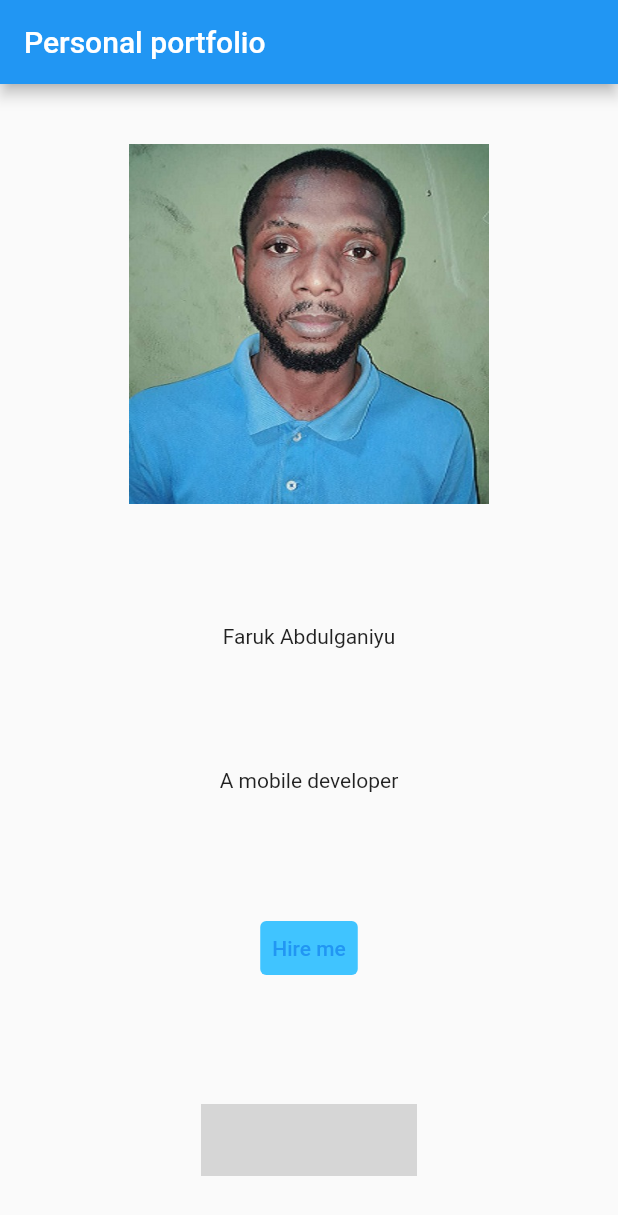
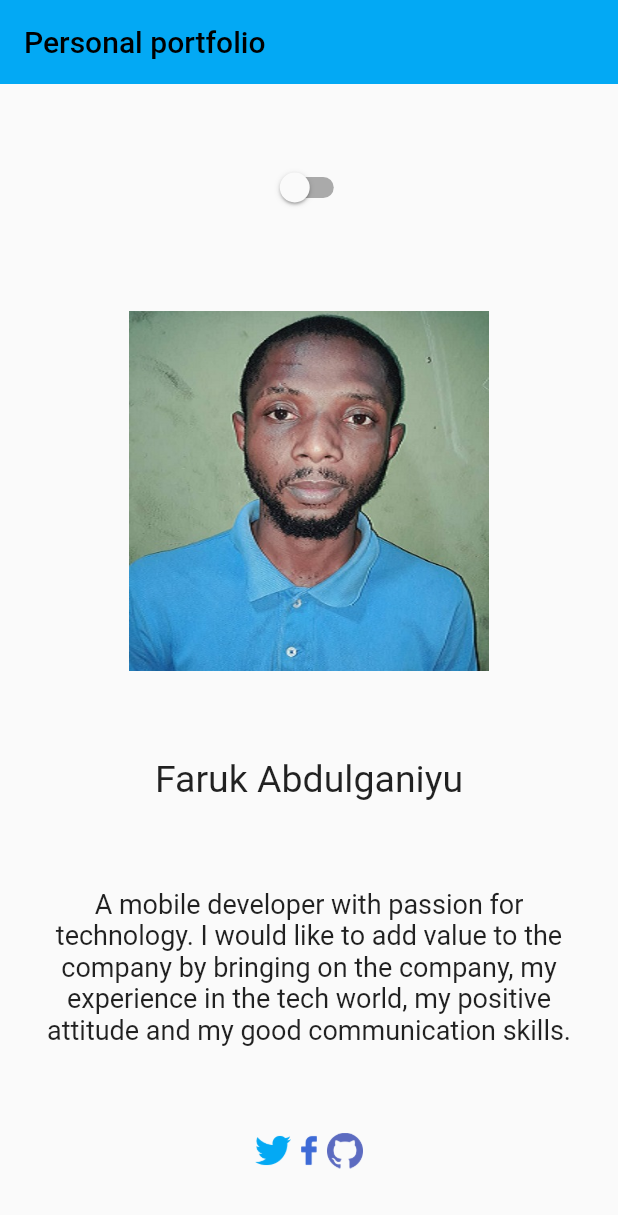
Before and after one commit to faruking/personal_portfolio-faruk, a Flutter app: the screen it shows after launch, on a phone screen of 412 x 824 dp. Shown: the top 1215 px of the screen. Run offline on Flutter 3.47's test engine with Material 2 defaults, Android fonts, the phone set to English and light mode, and no system bars; our stand-ins replace shared_preferences; grey boxes are pictures that could not be loaded.

Commit message:
second commit

```diff
--- a/lib/main.dart
+++ b/lib/main.dart
@@ -1,40 +1,56 @@
+// @dart=2.9
 import 'package:flutter/foundation.dart';
 import 'package:flutter/material.dart';
+import 'package:provider/provider.dart';
 import 'package:url_launcher/url_launcher.dart';
+import 'package:shared_preferences/shared_preferences.dart';
+import 'dart:ui';
 
 void main() {
   runApp(const MyApp());
 }
 
-final Uri _url = Uri.parse('https://flutter.dev');
+class MyApp extends StatefulWidget {
+  const MyApp({Key key}) : super(key: key);
 
-class MyApp extends StatelessWidget {
-  const MyApp({Key? key}) : super(key: key);
+  @override
+  State<MyApp> createState() => _MyAppState();
+}
 
-  // This widget is the root of your application.
+class _MyAppState extends State<MyApp> {
+  DarkThemeProvider themeChangeProvider = DarkThemeProvider();
+
+  @override
+  void initState() {
+    getCurrentAppTheme();
+    super.initState();
+  }
+
+  void getCurrentAppTheme() async {
+    themeChangeProvider.darkTheme =
+        await themeChangeProvider.darkThemePreference.getTheme();
+  }
+
   @override
   Widget build(BuildContext context) {
-    return MaterialApp(
-      title: 'Flutter Demo',
-      theme: ThemeData(
-        // This is the theme of your application.
-        //
-        // Try running your application with "flutter run". You'll see the
-        // application has a blue toolbar. Then, without quitting the app, try
-        // changing the primarySwatch below to Colors.green and then invoke
-        // "hot reload" (press "r" in the console where you ran "flutter run",
-        // or simply save your changes to "hot reload" in a Flutter IDE).
-        // Notice that the counter didn't reset back to zero; the application
-        // is not restarted.
-        primarySwatch: Colors.blue,
+    return ChangeNotifierProvider(
+      create: (BuildContext context) {
+        return themeChangeProvider;
+      },
+      child: Consumer<DarkThemeProvider>(
+        builder: (BuildContext context, value, Widget child) {
+          return MaterialApp(
+            theme: Styles.themeData(themeChangeProvider.darkTheme, context),
+            home: const MyHomePage(title: 'Personal portfolio'),
+          );
+        },
       ),
-      home: const MyHomePage(title: 'Personal portfolio'),
     );
   }
 }
 
 class MyHomePage extends StatefulWidget {
-  const MyHomePage({Key? key, required this.title}) : super(key: key);
+  const MyHomePage({Key key, this.title}) : super(key: key);
 
   final String title;
 
@@ -49,25 +65,38 @@ class _MyHomePageState extends State<MyHomePage> {
       appBar: AppBar(
         title: Text(widget.title),
       ),
-      body: Center(
+      body: OrientationBuilder(
+        builder: (context, orientation) {
+          return orientation == Orientation.portrait
+              ? _Portrait()
+              : _landscapeLayout();
+        },
+      ),
+    );
+  }
+}
+
+class _Portrait extends StatelessWidget {
+  const _Portrait({
+    Key key,
+  }) : super(key: key);
+
+  @override
+  Widget build(BuildContext context) {
+    return Container(
+      padding: EdgeInsets.symmetric(vertical: 16.0, horizontal: 16.0),
+      child: Center(
         child: Column(
           mainAxisAlignment: MainAxisAlignment.spaceAround,
           children: <Widget>[
+            ToggleSwitch(),
             Image.asset("assets/images/faruk.jpg", width: 240, height: 240),
-            Text("Faruk Abdulganiyu"),
-            Text("A mobile developer"),
-            TextButton(
-              onPressed: () {
-                if (kDebugMode) {
-                  print("pressed");
-                }
-              },
-              child: Text("Hire me"),
-              style: ButtonStyle(
-                backgroundColor:
-                    MaterialStateProperty.all(Colors.lightBlueAccent),
-              ),
-            ),
+            Text("Faruk Abdulganiyu", style: TextStyle(fontSize: 25.0)),
+            Text(
+                "A mobile developer with passion for technology. "
+                "I would like to add value to the company by bringing on the company, my experience in the tech world, my positive attitude and my good communication skills.",
+                textAlign: TextAlign.center,
+                style: TextStyle(fontSize: 18.0)),
             Row(mainAxisAlignment: MainAxisAlignment.center, children: [
               SocialMedia("assets/images/twitter.png",
                   Uri.parse("https://www.twitter.com/faruking2")),
@@ -83,8 +112,110 @@ class _MyHomePageState extends State<MyHomePage> {
   }
 }
 
+class ToggleSwitch extends StatefulWidget {
+  const ToggleSwitch({Key key}) : super(key: key);
+
+  @override
+  State<ToggleSwitch> createState() => _ToggleSwitchState();
+}
+
+class _ToggleSwitchState extends State<ToggleSwitch> {
+  bool _value = false;
+  @override
+  Widget build(BuildContext context) {
+    final themeChange = Provider.of<DarkThemeProvider>(context);
+
+    return Switch(
+        value: _value,
+        onChanged: (_) {
+          setState(() {
+            _value = !_value;
+            themeChange.darkTheme = _value;
+          });
+        });
+  }
+}
+
+class _landscapeLayout extends StatelessWidget {
+  const _landscapeLayout({
+    Key key,
+  }) : super(key: key);
+
+  @override
+  Widget build(BuildContext context) {
+    return Container(
+      padding: EdgeInsets.symmetric(vertical: 16.0, horizontal: 16.0),
+      child: Center(
+        child: Row(
+          mainAxisAlignment: MainAxisAlignment.spaceAround,
+          children: <Widget>[
+            Column(mainAxisAlignment: MainAxisAlignment.center, children: [
+              Image.asset("assets/images/faruk.jpg", width: 240, height: 240)
+            ]),
+            Expanded(
+              child: Column(
+                mainAxisAlignment: MainAxisAlignment.center,
+                children: [
+                  ToggleSwitch(),
+                  Text(
+                    "Faruk Abdulganiyu",
+                    style: TextStyle(fontSize: 25.0),
+                  ),
+                  SizedBox(
+                    child: Text(
+                        "A mobile developer with passion for technology. \n"
+                        "I would like to add value to the company by bringing on the company, my experience in the tech world, my positive attitude and my good communication skills.",
+                        textAlign: TextAlign.center,
+                        softWrap: true,
+                        overflow: TextOverflow.visible,
+                        style: TextStyle(fontSize: 18.0)),
+                  ),
+                  Row(mainAxisAlignment: MainAxisAlignment.center, children: [
+                    SocialMedia("assets/images/twitter.png",
+                        Uri.parse("https://www.twitter.com/faruking2")),
+                    SocialMedia("assets/images/facebook.png",
+                        Uri.parse("https://www.facebook.com/faruk.abdul3")),
+                    SocialMedia("assets/images/github.png",
+                        Uri.parse("https://www.github.com/faruking")),
+                  ]),
+                ],
+              ),
+            ),
+          ],
+        ),
+      ),
+    );
+  }
+}
+
+class Styles {
+  static ThemeData themeData(bool isDarkTheme, BuildContext context) {
+    return ThemeData(
+      primarySwatch: Colors.lightBlue,
+      primaryColor: isDarkTheme ? Color(0x121212FF) : Colors.white,
+      backgroundColor: isDarkTheme ? Colors.black : Color(0xffF1F5FB),
+      indicatorColor: isDarkTheme ? Color(0xff0E1D36) : Color(0xffCBDCF8),
+      hintColor: isDarkTheme ? Color(0xff280C0B) : Color(0xffEECED3),
+      highlightColor: isDarkTheme ? Color(0xff372901) : Color(0xffFCE192),
+      hoverColor: isDarkTheme ? Color(0xff3A3A3B) : Color(0xff4285F4),
+      focusColor: isDarkTheme ? Color(0xff0B2512) : Color(0xffA8DAB5),
+      disabledColor: Colors.grey,
+      cardColor: isDarkTheme ? Color(0xFF151515) : Colors.white,
+      canvasColor: isDarkTheme ? Colors.black : Colors.grey[50],
+      brightness: isDarkTheme ? Brightness.dark : Brightness.light,
+      buttonTheme: Theme.of(context).buttonTheme.copyWith(
+          colorScheme: isDarkTheme ? ColorScheme.dark() : ColorScheme.light()),
+      appBarTheme: AppBarTheme(
+        elevation: 0.0,
+      ),
+      textSelectionTheme: TextSelectionThemeData(
+          selectionColor: isDarkTheme ? Colors.white : Colors.black),
+    );
+  }
+}
+
 class SocialMedia extends StatelessWidget {
-  const SocialMedia(this.imageUrl, this.url, {super.key});
+  const SocialMedia(this.imageUrl, this.url);
   final String imageUrl;
   final Uri url;
   @override
@@ -102,6 +233,33 @@ class SocialMedia extends StatelessWidget {
   }
 }
 
+class DarkThemePreference {
+  static const THEME_STATUS = "THEMESTATUS";
+
+  setDarkTheme(bool value) async {
+    SharedPreferences prefs = await SharedPreferences.getInstance();
+    prefs.setBool(THEME_STATUS, value);
+  }
+
+  Future<bool> getTheme() async {
+    SharedPreferences prefs = await SharedPreferences.getInstance();
+    return prefs.getBool(THEME_STATUS) ?? false;
+  }
+}
+
+class DarkThemeProvider with ChangeNotifier {
+  DarkThemePreference darkThemePreference = DarkThemePreference();
+  bool _darkTheme = false;
+
+  bool get darkTheme => _darkTheme;
+
+  set darkTheme(bool value) {
+    _darkTheme = value;
+    darkThemePreference.setDarkTheme(value);
+    notifyListeners();
+  }
+}
+
 Future<void> _launchUrl(url) async {
   if (!await launchUrl(url)) {
     throw 'Could not launch $url';
--- a/pubspec.yaml
+++ b/pubspec.yaml
@@ -18,7 +18,7 @@ publish_to: 'none' # Remove this line if you wish to publish to pub.dev
 version: 1.0.0+1
 
 environment:
-  sdk: ">=2.17.6 <3.0.0"
+  sdk: ">=2.12.0 <3.0.0"
 
 # Dependencies specify other packages that your package needs in order to work.
 # To automatically upgrade your package dependencies to the latest versions
@@ -29,7 +29,11 @@ environment:
 dependencies:
   flutter:
     sdk: flutter
+  flutter_localizations: # Add this line
+    sdk: flutter
   url_launcher: ^6.1.6
+  shared_preferences: ^0.5.7+3
+  provider: 6.0.4
   # The following adds the Cupertino Icons font to your application.
   # Use with the CupertinoIcons class for iOS style icons.
   cupertino_icons: ^1.0.2
```
Also changed, not shown: assets/images/github.png, pubspec.lock.
